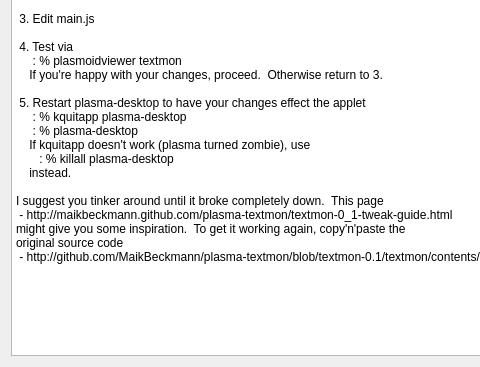
Old version of the form textmon/contents/ui/config.ui in the repository MaikBeckmann/plasma-textmon; both pictures show x 0 to 480 and y 130 to 497 of the 949 by 497 pixel window.
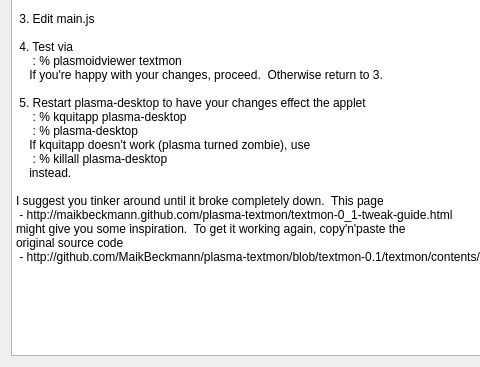
New version of the form.

Diff of the .ui file:
```diff
--- a/textmon/contents/ui/config.ui
+++ b/textmon/contents/ui/config.ui
@@ -40,7 +40,7 @@
 &lt;p style=&quot; margin-top:0px; margin-bottom:0px; margin-left:0px; margin-right:0px; -qt-block-indent:0; text-indent:0px;&quot;&gt;&lt;span style=&quot; font-family:'Courier New,courier';&quot;&gt;     : % kquitapp plasma-desktop&lt;/span&gt;&lt;/p&gt;
 &lt;p style=&quot; margin-top:0px; margin-bottom:0px; margin-left:0px; margin-right:0px; -qt-block-indent:0; text-indent:0px;&quot;&gt;&lt;span style=&quot; font-family:'Courier New,courier';&quot;&gt;     : % plasma-desktop&lt;/span&gt;&lt;/p&gt;
 &lt;p style=&quot; margin-top:0px; margin-bottom:0px; margin-left:0px; margin-right:0px; -qt-block-indent:0; text-indent:0px;&quot;&gt;&lt;span style=&quot; font-family:'Courier New,courier';&quot;&gt;    If kquitapp doesn't work (plasma turned zombie), use&lt;/span&gt;&lt;/p&gt;
-&lt;p style=&quot; margin-top:0px; margin-bottom:0px; margin-left:0px; margin-right:0px; -qt-block-indent:0; text-indent:0px;&quot;&gt;&lt;span style=&quot; font-family:'Courier New,courier';&quot;&gt;       : % killall plasma-desktop&lt;/span&gt;&lt;/p&gt;
+&lt;p style=&quot; margin-top:0px; margin-bottom:0px; margin-left:0px; margin-right:0px; -qt-block-indent:0; text-indent:0px;&quot;&gt;&lt;span style=&quot; font-family:'Courier New,courier';&quot;&gt;     : % killall plasma-desktop&lt;/span&gt;&lt;/p&gt;
 &lt;p style=&quot; margin-top:0px; margin-bottom:0px; margin-left:0px; margin-right:0px; -qt-block-indent:0; text-indent:0px;&quot;&gt;&lt;span style=&quot; font-family:'Courier New,courier';&quot;&gt;    instead.&lt;/span&gt;&lt;/p&gt;
 &lt;p style=&quot;-qt-paragraph-type:empty; margin-top:0px; margin-bottom:0px; margin-left:0px; margin-right:0px; -qt-block-indent:0; text-indent:0px; font-family:'Courier New,courier';&quot;&gt;&lt;br /&gt;&lt;/p&gt;
 &lt;p style=&quot; margin-top:0px; margin-bottom:0px; margin-left:0px; margin-right:0px; -qt-block-indent:0; text-indent:0px;&quot;&gt;&lt;span style=&quot; font-family:'Courier New,courier';&quot;&gt;I suggest you tinker around until it broke completely down.  This page&lt;/span&gt;&lt;/p&gt;
```
